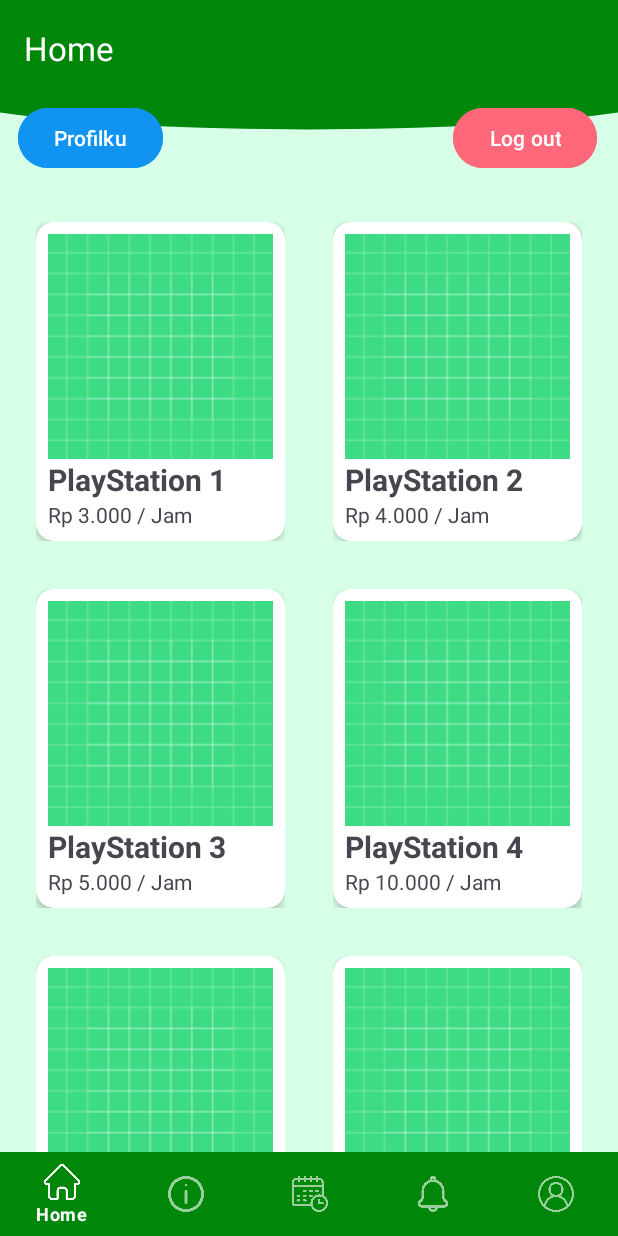
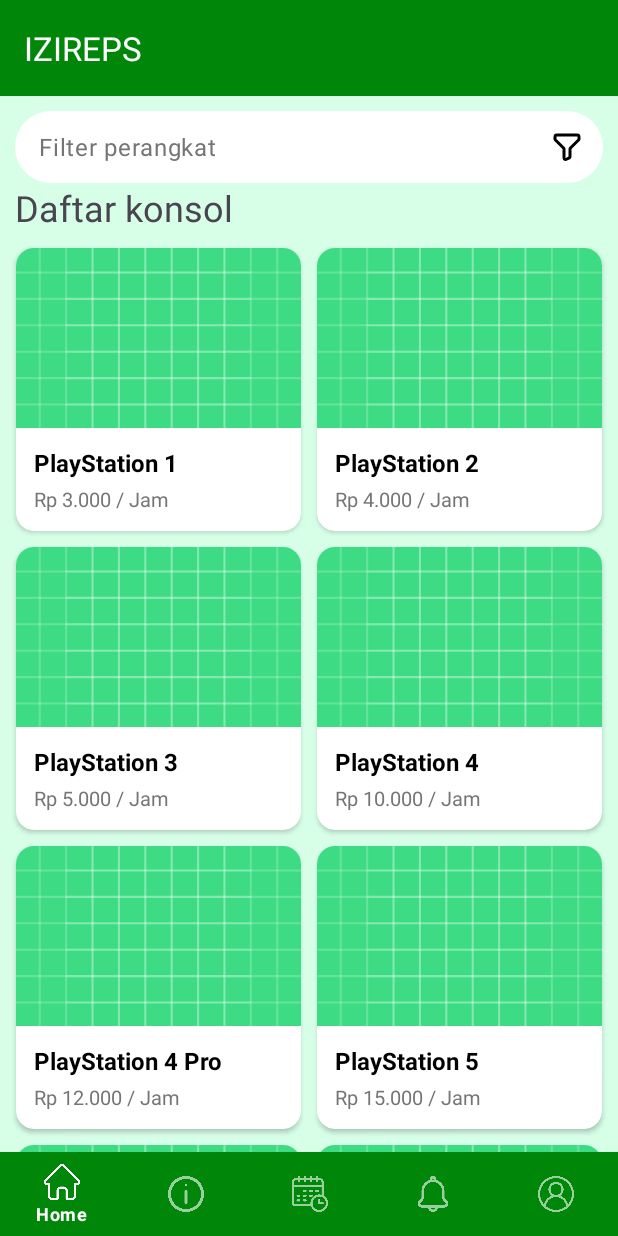
Before and after one commit to Dorgan-dev/mrs-tango, an Android app: the HomeFragment screen opened directly, with no data from a screen before it, on a phone screen of 412 x 824 dp. Run offline under Robolectric (Android 15) with nearby library versions, the phone set to English and light mode, and no system bars.

Commit message:
Penyesuaian tampilan home agar lebih rapi

```diff
--- a/app/src/main/AndroidManifest.xml
+++ b/app/src/main/AndroidManifest.xml
@@ -47,7 +47,7 @@
         <activity
             android:name=".BaseActivity"
             android:exported="false"
-            android:windowSoftInputMode="adjustResize" />
+            android:windowSoftInputMode="adjustNothing" />
         <activity
             android:name=".RegisterActivity"
             android:exported="false"
--- a/app/src/main/java/com/example/mrs_tango/Home/HomeFragment.kt
+++ b/app/src/main/java/com/example/mrs_tango/Home/HomeFragment.kt
@@ -88,7 +88,7 @@ class HomeFragment : Fragment() {
 
         (requireActivity() as AppCompatActivity).setSupportActionBar(binding.toolbar)
         (requireActivity() as AppCompatActivity).supportActionBar?.apply {
-            title = "Home"
+            title = "IZIREPS"
         }
 
         // --- Inisialisasi Adapter dan RecyclerView ---
@@ -111,31 +111,38 @@ class HomeFragment : Fragment() {
         }
         // -----------------------------------------------------------
 
-        binding.btnLogout.setOnClickListener {
-            val sharedPref = requireContext().getSharedPreferences("user_pref", MODE_PRIVATE)
+//        binding.btnLogout.setOnClickListener {
+//            val sharedPref = requireContext().getSharedPreferences("user_pref", MODE_PRIVATE)
+//
+//            MaterialAlertDialogBuilder(requireContext())
+//                .setTitle("Konfirmasi")
+//                .setMessage("Apakah anda ingin logout?")
+//                .setPositiveButton("Ya") { dialog, _ ->
+//                    val editor = sharedPref.edit()
+//                    editor.clear()
+//                    editor.apply()
+//                    dialog.dismiss()
+//
+//                    val intent = Intent(requireContext(), AuthActivity::class.java)
+//                    startActivity(intent)
+//                    requireActivity().finish()
+//                }
+//                .setNegativeButton("Batal") { dialog, _ ->
+//                    dialog.dismiss()
+//                }
+//                .show()
+//        }
+//
+//        binding.btnProfile.setOnClickListener {
+//            val i = Intent(requireContext(), ProfileActivity::class.java)
+//            startActivity(i)
+//        }
 
-            MaterialAlertDialogBuilder(requireContext())
-                .setTitle("Konfirmasi")
-                .setMessage("Apakah anda ingin logout?")
-                .setPositiveButton("Ya") { dialog, _ ->
-                    val editor = sharedPref.edit()
-                    editor.clear()
-                    editor.apply()
-                    dialog.dismiss()
-
-                    val intent = Intent(requireContext(), AuthActivity::class.java)
-                    startActivity(intent)
-                    requireActivity().finish()
-                }
-                .setNegativeButton("Batal") { dialog, _ ->
-                    dialog.dismiss()
-                }
-                .show()
-        }
-
-        binding.btnProfile.setOnClickListener {
-            val i = Intent(requireContext(), ProfileActivity::class.java)
-            startActivity(i)
+        binding.filterIcon.setEndIconOnClickListener {
+            // Tulis kode yang ingin dijalankan di sini
+            // Contoh: Memunculkan BottomSheet untuk opsi filter
+            // val filterDialog = FilterBottomSheetFragment()
+            // filterDialog.show(parentFragmentManager, "FilterDialog")
         }
     }
 
--- /dev/null
+++ b/app/src/main/res/drawable/bg_edit_text.xml
@@ -0,0 +1,22 @@
+<?xml version="1.0" encoding="utf-8"?>
+<shape xmlns:android="http://schemas.android.com/apk/res/android"
+    android:shape="rectangle">
+
+    <!-- Warna solid untuk latar belakang -->
+    <solid android:color="#FFFFFF" />
+
+    <!-- Garis tepi (stroke) -->
+    <stroke
+        android:width="1dp"
+        android:color="#BDBDBD" />
+
+    <!-- Sudut yang membulat -->
+    <corners android:radius="8dp" />
+
+    <!-- Padding di dalam EditText -->
+    <padding
+        android:left="12dp"
+        android:top="12dp"
+        android:right="12dp"
+        android:bottom="12dp" />
+</shape>
--- /dev/null
+++ b/app/src/main/res/drawable/ic_filter.xml
@@ -0,0 +1,13 @@
+<vector xmlns:android="http://schemas.android.com/apk/res/android"
+    android:width="24dp"
+    android:height="24dp"
+    android:viewportWidth="24"
+    android:viewportHeight="24">
+  <path
+      android:pathData="M20,5.6c0,-0.56 0,-0.84 -0.11,-1.054a1,1 0,0 0,-0.436 -0.437C19.24,4 18.96,4 18.4,4H5.6c-0.56,0 -0.84,0 -1.054,0.109a1,1 0,0 0,-0.437 0.437C4,4.76 4,5.04 4,5.6v0.737c0,0.245 0,0.367 0.028,0.482a1,1 0,0 0,0.12 0.29c0.061,0.1 0.148,0.187 0.32,0.36l5.063,5.062c0.173,0.173 0.26,0.26 0.321,0.36q0.083,0.136 0.12,0.29c0.028,0.114 0.028,0.235 0.028,0.474v4.756c0,0.857 0,1.286 0.18,1.544a1,1 0,0 0,0.674 0.416c0.311,0.046 0.695,-0.145 1.461,-0.529l0.8,-0.4c0.322,-0.16 0.482,-0.24 0.599,-0.36a1,1 0,0 0,0.231 -0.374c0.055,-0.158 0.055,-0.338 0.055,-0.697v-4.348c0,-0.245 0,-0.367 0.028,-0.482a1,1 0,0 1,0.12 -0.29c0.06,-0.1 0.147,-0.186 0.317,-0.356l0.004,-0.004l5.063,-5.062c0.172,-0.173 0.258,-0.26 0.32,-0.36q0.083,-0.136 0.12,-0.29C20,6.706 20,6.584 20,6.345z"
+      android:strokeLineJoin="round"
+      android:strokeWidth="2"
+      android:fillColor="#00000000"
+      android:strokeColor="@color/black"
+      android:strokeLineCap="round"/>
+</vector>
--- a/app/src/main/res/layout/console_card.xml
+++ b/app/src/main/res/layout/console_card.xml
@@ -1,49 +1,58 @@
 <?xml version="1.0" encoding="utf-8"?>
-<androidx.constraintlayout.widget.ConstraintLayout
+<androidx.cardview.widget.CardView
     xmlns:android="http://schemas.android.com/apk/res/android"
     xmlns:app="http://schemas.android.com/apk/res-auto"
-    android:padding="16dp"
-    android:layout_width="match_parent"
-    android:layout_height="wrap_content">
-
-    <androidx.cardview.widget.CardView
     android:layout_width="match_parent"
     android:layout_height="wrap_content"
+    android:layout_margin="5dp"
     app:cardCornerRadius="12dp"
-        app:cardElevation="4dp"
-        app:layout_constraintTop_toTopOf="parent">
+    app:cardElevation="2dp">
 
     <androidx.constraintlayout.widget.ConstraintLayout
         android:layout_width="match_parent"
         android:layout_height="wrap_content"
-            android:padding="8dp">
+        android:paddingBottom="12dp"> <!-- Memberikan ruang kosong di bawah harga -->
 
         <!-- Gambar PS -->
         <ImageView
             android:id="@+id/img_console"
             android:layout_width="match_parent"
-                android:layout_height="150dp"
+            android:layout_height="120dp"
+            android:scaleType="centerCrop"
             android:src="@drawable/ps5_u1"
             app:layout_constraintTop_toTopOf="parent" />
 
         <!-- Nama Konsol -->
         <TextView
             android:id="@+id/tv_console_name"
-                android:layout_width="match_parent"
+            android:layout_width="0dp"
             android:layout_height="wrap_content"
+            android:layout_marginTop="12dp"
+            android:layout_marginStart="12dp"
+            android:layout_marginEnd="12dp"
             android:text="PlayStation 5"
-                android:textSize="20sp"
+            android:textColor="@color/black"
+            android:textSize="16sp"
             android:textStyle="bold"
+            app:layout_constraintEnd_toEndOf="parent"
+            app:layout_constraintStart_toStartOf="parent"
             app:layout_constraintTop_toBottomOf="@id/img_console" />
 
         <!-- Harga Sewa -->
         <TextView
             android:id="@+id/tv_console_price"
-                android:layout_width="match_parent"
+            android:layout_width="0dp"
             android:layout_height="wrap_content"
+            android:layout_marginTop="4dp"
+            android:layout_marginStart="12dp"
+            android:layout_marginEnd="12dp"
             android:text="Rp 15.000 / Jam"
+            android:textSize="13sp"
+            android:textColor="#757575"
+            app:layout_constraintEnd_toEndOf="parent"
+            app:layout_constraintStart_toStartOf="parent"
             app:layout_constraintTop_toBottomOf="@id/tv_console_name" />
 
     </androidx.constraintlayout.widget.ConstraintLayout>
+
 </androidx.cardview.widget.CardView>
-</androidx.constraintlayout.widget.ConstraintLayout>
--- a/app/src/main/res/layout/fragment_home.xml
+++ b/app/src/main/res/layout/fragment_home.xml
@@ -7,32 +7,19 @@
     xmlns:app="http://schemas.android.com/apk/res-auto"
     tools:context=".Home.HomeFragment">
 
-    <View
-        android:id="@+id/background_header"
-        android:layout_width="0dp"
-        android:layout_height="100dp"
-        android:backgroundTint="@color/dark_green"
-        android:background="@drawable/bg_header_wave"
-        app:layout_constraintStart_toStartOf="parent"
-        app:layout_constraintEnd_toEndOf="parent"
-        app:layout_constraintTop_toTopOf="parent"/>
-
-    <!-- Ini keranjang untuk menampilkan daftar kartu -->
     <androidx.recyclerview.widget.RecyclerView
         android:id="@+id/rv_consoles"
         android:layout_width="match_parent"
         android:layout_height="0dp"
-        android:layout_marginTop="8dp"
+        android:clipToPadding="false"
+        android:padding="5dp"
         app:layoutManager="androidx.recyclerview.widget.GridLayoutManager"
         app:spanCount="2"
+        app:layout_constraintTop_toBottomOf="@+id/textInfo"
         app:layout_constraintBottom_toBottomOf="parent"
         app:layout_constraintEnd_toEndOf="parent"
         app:layout_constraintStart_toStartOf="parent"
-        app:layout_constraintTop_toBottomOf="@+id/btnLogout"
-        tools:listitem="@layout/console_card"
-        android:padding="8dp"
-        android:clipToPadding="false"/>
-    <!-- tools:listitem berfungsi agar Anda bisa melihat preview kartu di Android Studio -->
+        tools:listitem="@layout/console_card" />
 
     <androidx.appcompat.widget.Toolbar
         android:id="@+id/toolbar"
@@ -47,28 +34,50 @@
         app:titleTextColor="@android:color/white"
         app:layout_scrollFlags="enterAlways|scroll"/>
 
-    <Button
-        android:id="@+id/btnLogout"
-        android:layout_width="wrap_content"
+    <com.google.android.material.textfield.TextInputLayout
+        android:id="@+id/filterIcon"
+        android:layout_width="match_parent"
         android:layout_height="wrap_content"
-        android:layout_marginTop="4dp"
-        android:backgroundTint="@color/light_red"
-        android:text="Log out"
+        android:layout_margin="10dp"
+        app:boxBackgroundColor="@color/white"
+        app:boxBackgroundMode="filled"
+        app:boxCornerRadiusBottomEnd="24dp"
+        app:boxCornerRadiusBottomStart="24dp"
+        app:boxCornerRadiusTopEnd="24dp"
+        app:boxCornerRadiusTopStart="24dp"
+        app:boxStrokeWidth="0dp"
+        app:boxStrokeWidthFocused="0dp"
+        app:endIconDrawable="@drawable/ic_filter"
+        app:endIconMode="custom"
+        app:endIconTint="@color/black"
+        app:hintEnabled="false"
         app:layout_constraintEnd_toEndOf="parent"
-        app:layout_constraintHorizontal_bias="0.955"
         app:layout_constraintStart_toStartOf="parent"
-        app:layout_constraintTop_toBottomOf="@+id/toolbar" />
+        app:layout_constraintTop_toBottomOf="@+id/toolbar">
 
-    <Button
-        android:id="@+id/btnProfile"
-        android:layout_width="wrap_content"
+        <com.google.android.material.textfield.TextInputEditText
+            android:id="@+id/searchBar"
+            android:layout_width="match_parent"
+            android:layout_height="wrap_content"
+            android:background="@null"
+            android:hint="Filter perangkat"
+            android:inputType="text"
+            android:paddingTop="12dp"
+            android:paddingBottom="12dp"
+            android:textColorHint="#757575" />
+    </com.google.android.material.textfield.TextInputLayout>
+
+    <TextView
+        android:id="@+id/textInfo"
+        android:layout_width="match_parent"
         android:layout_height="wrap_content"
-        android:layout_marginTop="4dp"
-        android:backgroundTint="@color/blue_100"
-        android:text="Profilku"
+        android:layout_marginHorizontal="10dp"
+        android:text="Daftar konsol"
+        android:textSize="24dp"
         app:layout_constraintEnd_toEndOf="parent"
-        app:layout_constraintHorizontal_bias="0.038"
         app:layout_constraintStart_toStartOf="parent"
-        app:layout_constraintTop_toBottomOf="@+id/toolbar" />
+        app:layout_constraintTop_toBottomOf="@+id/filterIcon" />
+
+
 
 </androidx.constraintlayout.widget.ConstraintLayout>
```
Lines whose indentation alone changed are shown as unchanged.
